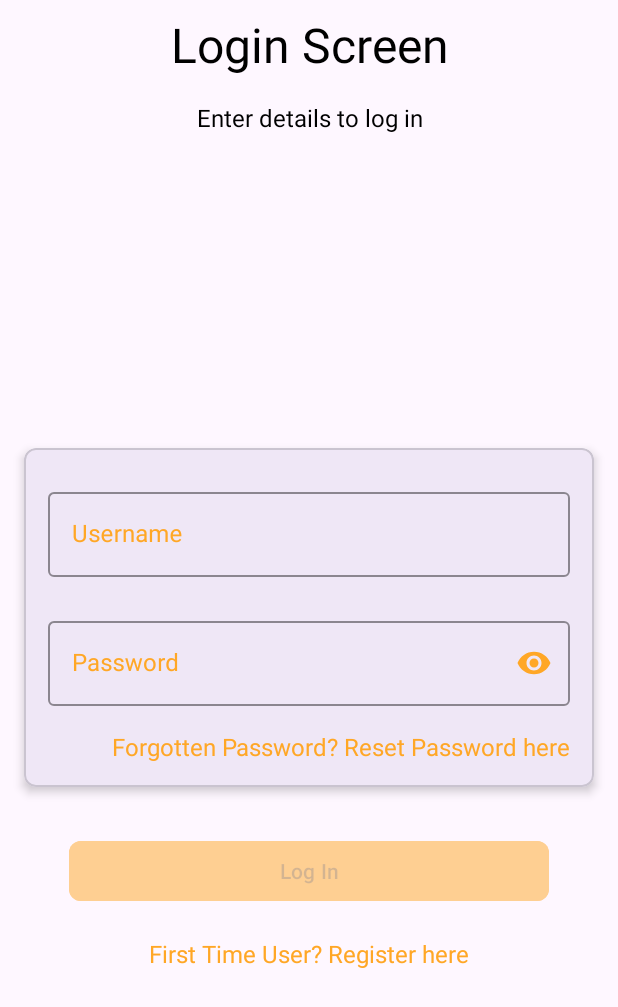
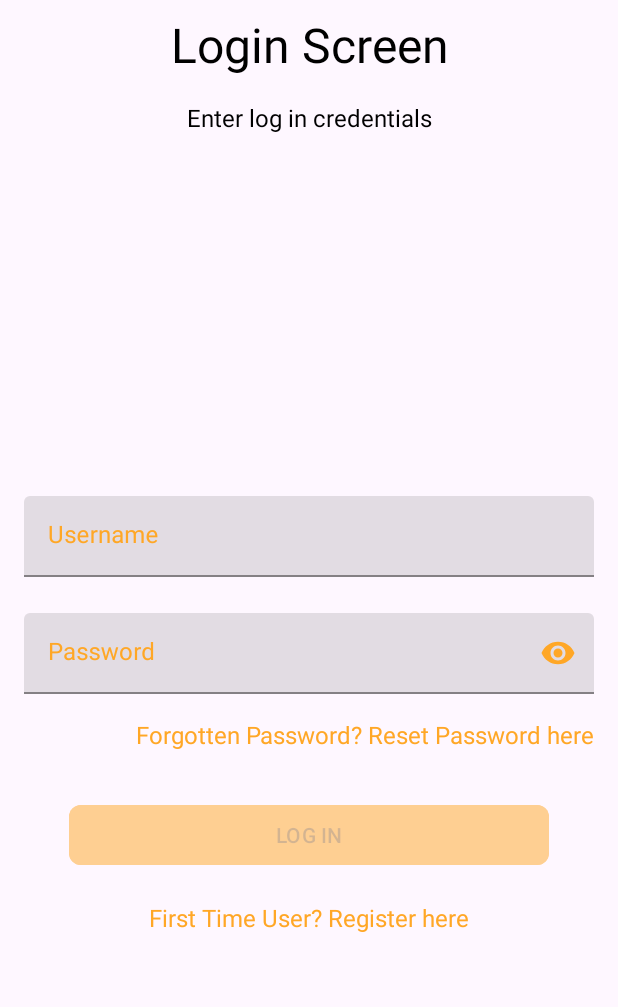
Before and after one commit to EQua-Dev/SingleParentHousekeepingServicesApplication, an Android app: the screen it shows after launch (MainActivity), after a tap on "Single Parent", on a phone screen of 412 x 824 dp. Shown: the top 1007 px of the screen. Run offline under Robolectric (Android 15) with nearby library versions, the phone set to English and light mode, and no system bars; our stand-ins replace Firebase (no records; nobody signed in at launch, a user with empty details on screens opened directly).

Commit message:
implemented changes

```diff
--- a/app/src/main/java/com/androidstrike/schoolprojects/singleparenthousekeepingservicesapplication/auth/SignIn.kt
+++ b/app/src/main/java/com/androidstrike/schoolprojects/singleparenthousekeepingservicesapplication/auth/SignIn.kt
@@ -16,6 +16,7 @@ import com.androidstrike.schoolprojects.singleparenthousekeepingservicesapplicat
 import com.androidstrike.schoolprojects.singleparenthousekeepingservicesapplication.utils.Common.clientName
 import com.androidstrike.schoolprojects.singleparenthousekeepingservicesapplication.utils.enable
 import com.androidstrike.schoolprojects.singleparenthousekeepingservicesapplication.utils.showProgressDialog
+import com.androidstrike.schoolprojects.singleparenthousekeepingservicesapplication.utils.snackBar
 import com.androidstrike.schoolprojects.singleparenthousekeepingservicesapplication.utils.toast
 import com.androidstrike.schoolprojects.singleparenthousekeepingservicesapplication.utils.visible
 import com.google.firebase.auth.ktx.auth
@@ -169,7 +170,7 @@ class SignIn : Fragment() {
                 } else {
                     //pbLoading.visible(false)
                     hideProgress()
-                    activity?.toast(it.exception?.message.toString())
+                    requireView().snackBar(resources.getString(R.string.user_records_not_found))
                 }
             }
     }
--- a/app/src/main/java/com/androidstrike/schoolprojects/singleparenthousekeepingservicesapplication/client/clientnotification/ClientNotification.kt
+++ b/app/src/main/java/com/androidstrike/schoolprojects/singleparenthousekeepingservicesapplication/client/clientnotification/ClientNotification.kt
@@ -18,7 +18,7 @@ import com.androidstrike.schoolprojects.singleparenthousekeepingservicesapplicat
 import com.androidstrike.schoolprojects.singleparenthousekeepingservicesapplication.model.Facility
 import com.androidstrike.schoolprojects.singleparenthousekeepingservicesapplication.model.Service
 import com.androidstrike.schoolprojects.singleparenthousekeepingservicesapplication.utils.Common
-import com.androidstrike.schoolprojects.singleparenthousekeepingservicesapplication.utils.snackbar
+import com.androidstrike.schoolprojects.singleparenthousekeepingservicesapplication.utils.snackBar
 import com.androidstrike.schoolprojects.singleparenthousekeepingservicesapplication.utils.toast
 import com.firebase.ui.firestore.FirestoreRecyclerAdapter
 import com.firebase.ui.firestore.FirestoreRecyclerOptions
@@ -125,7 +125,7 @@ class ClientNotification : Fragment() {
                         if(responseState == "accepted")
                             launchDetailDialog(model)
                         else
-                            requireView().snackbar("Your request is still pending")
+                            requireView().snackBar("Your request is still pending")
                     }
 
                     holder.clientBookingResponseRateServiceButton.setOnClickListener {
--- a/app/src/main/java/com/androidstrike/schoolprojects/singleparenthousekeepingservicesapplication/utils/Extensions.kt
+++ b/app/src/main/java/com/androidstrike/schoolprojects/singleparenthousekeepingservicesapplication/utils/Extensions.kt
@@ -45,8 +45,8 @@ fun hideProgress() {
 
 
 //snack bar function
-fun View.snackbar(message: String, action: (() -> Unit)? = null) {
-    val snackbar = Snackbar.make(this, message, Snackbar.LENGTH_LONG)
+fun View.snackBar(message: String, action: (() -> Unit)? = null) {
+    val snackbar = Snackbar.make(this, message, Snackbar.LENGTH_LONG).setTextColor(resources.getColor(R.color.red)).setBackgroundTint(Color.TRANSPARENT)
     action?.let {
         snackbar.setAction("Okay") {
             it()
--- a/app/src/main/res/layout/fragment_landing.xml
+++ b/app/src/main/res/layout/fragment_landing.xml
@@ -27,7 +27,7 @@
         android:layout_marginBottom="@dimen/padding_mini"
         app:backgroundTint="@color/custom_client_accent_color"
         android:text="@string/single_parent_role"
-        app:cornerRadius="@dimen/padding_mini" />
+        />
 
     <com.google.android.material.button.MaterialButton
         android:id="@+id/landing_button_facility_role"
@@ -41,6 +41,6 @@
         android:layout_marginBottom="@dimen/padding_mini"
         android:text="@string/house_keeping_facility_role"
         app:backgroundTint="@color/custom_facility_accent_color"
-        app:cornerRadius="@dimen/padding_mini" />
+        />
 
 </RelativeLayout>
--- a/app/src/main/res/layout/fragment_sign_in.xml
+++ b/app/src/main/res/layout/fragment_sign_in.xml
@@ -32,26 +32,28 @@
             android:textColor="@color/black"
             android:textSize="@dimen/text_s" />
 
-        <com.google.android.material.card.MaterialCardView
-            android:layout_width="match_parent"
-            android:layout_height="wrap_content"
-            app:cardElevation="@dimen/padding_mini"
-            android:layout_centerInParent="true"
-            android:layout_margin="@dimen/margin_midi"
-            android:padding="@dimen/padding_mini"
-            app:cardCornerRadius="@dimen/padding_midi"
-            android:id="@+id/card_sign_in">
+<!--        <com.google.android.material.card.MaterialCardView-->
+<!--            android:layout_width="match_parent"-->
+<!--            android:layout_height="wrap_content"-->
+<!--            app:cardElevation="@dimen/padding_mini"-->
+<!--            android:layout_centerInParent="true"-->
+<!--            android:layout_margin="@dimen/margin_midi"-->
+<!--            android:padding="@dimen/padding_mini"-->
+<!--            app:cardCornerRadius="@dimen/padding_midi"-->
+<!--            android:id="@+id/card_sign_in">-->
 
             <LinearLayout
                 android:layout_width="match_parent"
                 android:layout_height="wrap_content"
                 android:padding="@dimen/padding_mini"
+                android:id="@+id/layout_sign_in"
+                android:layout_centerInParent="true"
                 android:layout_margin="@dimen/padding_mini"
                 android:orientation="vertical">
 
                 <com.google.android.material.textfield.TextInputLayout
                     android:id="@+id/text_input_layout_sign_in_email"
-                    style="@style/Widget.MaterialComponents.TextInputLayout.OutlinedBox"
+                    style="@style/Widget.MaterialComponents.TextInputLayout.FilledBox.Dense"
                     android:layout_width="match_parent"
                     android:layout_height="wrap_content"
                     android:layout_margin="@dimen/margin_mini"
@@ -72,7 +74,7 @@
 
                 <com.google.android.material.textfield.TextInputLayout
                     android:id="@+id/text_input_layout_sign_in_password"
-                    style="@style/Widget.MaterialComponents.TextInputLayout.OutlinedBox"
+                    style="@style/Widget.MaterialComponents.TextInputLayout.FilledBox.Dense"
                     android:layout_width="match_parent"
                     android:layout_height="wrap_content"
                     android:layout_margin="@dimen/margin_mini"
@@ -106,19 +108,23 @@
 
 
             </LinearLayout>
-        </com.google.android.material.card.MaterialCardView>
+<!--        </com.google.android.material.card.MaterialCardView>-->
 
     <com.google.android.material.button.MaterialButton
         android:id="@+id/account_log_in_btn_login"
         android:layout_width="@dimen/button_width_xxl"
         android:layout_height="wrap_content"
+        android:layout_below="@id/layout_sign_in"
         android:layout_centerHorizontal="true"
-            android:layout_below="@id/card_sign_in"
-            app:cornerRadius="@dimen/margin_mini"
-            android:layout_margin="@dimen/margin_midi"
+        android:layout_marginStart="@dimen/margin_midi"
+        android:layout_marginTop="@dimen/margin_midi"
+        android:layout_marginEnd="@dimen/margin_midi"
+        android:layout_marginBottom="@dimen/margin_midi"
         android:backgroundTint="@color/custom_client_accent_color"
+        android:textAllCaps="true"
         android:padding="@dimen/padding_mini"
-            android:text="@string/account_btn_login" />
+        android:text="@string/account_btn_login"
+        app:cornerRadius="@dimen/margin_mini" />
 
 
 
--- a/app/src/main/res/values/colors.xml
+++ b/app/src/main/res/values/colors.xml
@@ -4,4 +4,5 @@
     <color name="white">#FFFFFFFF</color>
     <color name="custom_client_accent_color">#FFA726</color>
     <color name="custom_facility_accent_color">#42A5F5</color>
+    <color name="red">#FF0000</color>
 </resources>
--- a/app/src/main/res/values/strings.xml
+++ b/app/src/main/res/values/strings.xml
@@ -11,7 +11,7 @@
     <string name="nav_header_desc">Navigation header</string>
     <string name="action_settings">Settings</string>
 
-    <string name="sign_in_subtitle">Enter details to log in</string>
+    <string name="sign_in_subtitle">Enter log in credentials</string>
     <string name="account_btn_login">Log In</string>
     <string name="account_log_in_forgot_password_prompt">Forgotten Password? Reset Password here</string>
     <string name="sign_in_email">Username</string>
@@ -141,6 +141,9 @@
     <string name="service_start_date">Service Start Date</string>
     <string name="request_text">Dear Sirs,\n\nMy name is %s, %s, %s. I require your provided service %s, starting from %s.\n\nPlease let me know if you can accommodate my request.\n\nDate Created: %s\nTime Created: %s</string>
     <string name="submit_request">Submit Request</string>
+    <string name="invalid_password">A Strong Password Should be minimum of 8 characters in length, Containing upper and lower case letters, special characters and digits.</string>
+    <string name="invalid_email">A Valid Email Address should contain a valid email domain (gmail.com, hotmail.com, yahoo.com, outlook.com, live.com) and has the @ sign before it</string>
+    <string name="user_records_not_found">Username and password do not match. Please try again</string>
 
     <string-array name="service_available_places_option">
         <item>Yes</item>
```
Also changed, not shown: app/src/main/java/com/androidstrike/schoolprojects/singleparenthousekeepingservicesapplication/auth/ClientSignUp.kt (+6 -3 lines), app/src/main/res/layout/fragment_client_sign_up.xml (+19 -16 lines). Lines whose indentation alone changed are shown as unchanged.
